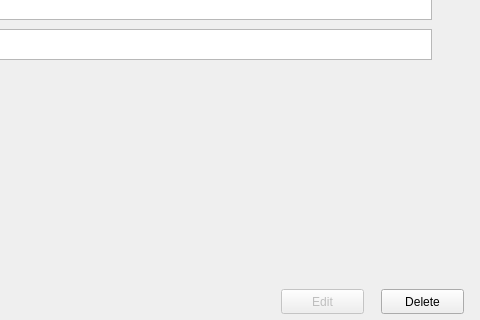
Qt form viewclientwindow.ui (DevonHope/Animal-Shelter-Registry-System) before a commit; both pictures show x 169 to 649 and y 151 to 471 of the 649 by 471 pixel window.
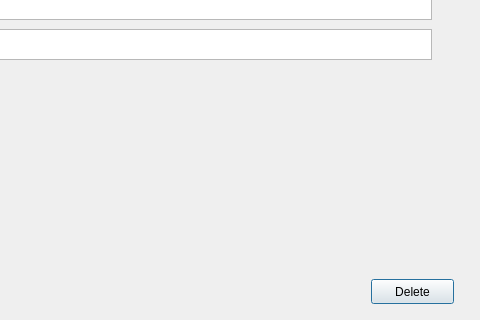
The same form after that commit.

Commit message: Implemented viewing client profile UI and added scrolling view for clients as well

```diff
--- a/viewclientwindow.ui
+++ b/viewclientwindow.ui
@@ -39,27 +39,11 @@
     <string>Age</string>
    </property>
   </widget>
-  <widget class="QPushButton" name="addButton">
-   <property name="enabled">
-    <bool>false</bool>
-   </property>
-   <property name="geometry">
-    <rect>
-     <x>450</x>
-     <y>440</y>
-     <width>83</width>
-     <height>25</height>
-    </rect>
-   </property>
-   <property name="text">
-    <string>Edit</string>
-   </property>
-  </widget>
   <widget class="QPushButton" name="deleteButton">
    <property name="geometry">
     <rect>
-     <x>550</x>
-     <y>440</y>
+     <x>540</x>
+     <y>430</y>
      <width>83</width>
      <height>25</height>
     </rect>
```
The commit also changes 7 other files.
